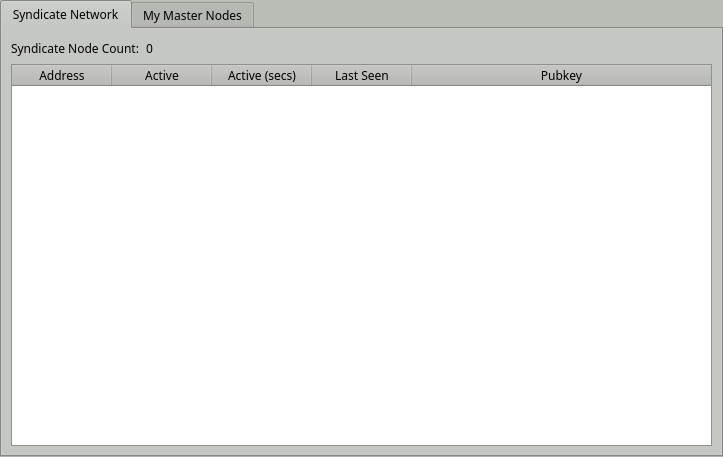
Old version of the form src/qt/forms/masternodemanager.ui in the repository SyndicateCash/SyndicateCash.
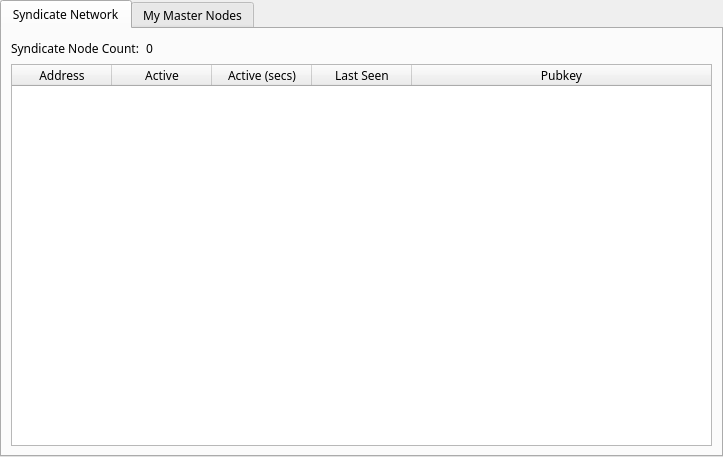
New version of the form.

Patch:
```diff
--- a/src/qt/forms/masternodemanager.ui
+++ b/src/qt/forms/masternodemanager.ui
@@ -10,421 +10,6 @@
     <height>457</height>
    </rect>
   </property>
-  <property name="palette">
-   <palette>
-    <active>
-     <colorrole role="WindowText">
-      <brush brushstyle="SolidPattern">
-       <color alpha="255">
-        <red>0</red>
-        <green>0</green>
-        <blue>0</blue>
-       </color>
-      </brush>
-     </colorrole>
-     <colorrole role="Button">
-      <brush brushstyle="SolidPattern">
-       <color alpha="255">
-        <red>186</red>
-        <green>189</green>
-        <blue>182</blue>
-       </color>
-      </brush>
-     </colorrole>
-     <colorrole role="Light">
-      <brush brushstyle="SolidPattern">
-       <color alpha="255">
-        <red>255</red>
-        <green>255</green>
-        <blue>255</blue>
-       </color>
-      </brush>
-     </colorrole>
-     <colorrole role="Midlight">
-      <brush brushstyle="SolidPattern">
-       <color alpha="255">
-        <red>220</red>
-        <green>222</green>
-        <blue>218</blue>
-       </color>
-      </brush>
-     </colorrole>
-     <colorrole role="Dark">
-      <brush brushstyle="SolidPattern">
-       <color alpha="255">
-        <red>93</red>
-        <green>94</green>
-        <blue>91</blue>
-       </color>
-      </brush>
-     </colorrole>
-     <colorrole role="Mid">
-      <brush brushstyle="SolidPattern">
-       <color alpha="255">
-        <red>124</red>
-        <green>126</green>
-        <blue>121</blue>
-       </color>
-      </brush>
-     </colorrole>
-     <colorrole role="Text">
-      <brush brushstyle="SolidPattern">
-       <color alpha="255">
-        <red>0</red>
-        <green>0</green>
-        <blue>0</blue>
-       </color>
-      </brush>
-     </colorrole>
-     <colorrole role="BrightText">
-      <brush brushstyle="SolidPattern">
-       <color alpha="255">
-        <red>255</red>
-        <green>255</green>
-        <blue>255</blue>
-       </color>
-      </brush>
-     </colorrole>
-     <colorrole role="ButtonText">
-      <brush brushstyle="SolidPattern">
-       <color alpha="255">
-        <red>0</red>
-        <green>0</green>
-        <blue>0</blue>
-       </color>
-      </brush>
-     </colorrole>
-     <colorrole role="Base">
-      <brush brushstyle="SolidPattern">
-       <color alpha="255">
-        <red>255</red>
-        <green>255</green>
-        <blue>255</blue>
-       </color>
-      </brush>
-     </colorrole>
-     <colorrole role="Window">
-      <brush brushstyle="SolidPattern">
-       <color alpha="255">
-        <red>186</red>
-        <green>189</green>
-        <blue>182</blue>
-       </color>
-      </brush>
-     </colorrole>
-     <colorrole role="Shadow">
-      <brush brushstyle="SolidPattern">
-       <color alpha="255">
-        <red>0</red>
-        <green>0</green>
-        <blue>0</blue>
-       </color>
-      </brush>
-     </colorrole>
-     <colorrole role="AlternateBase">
-      <brush brushstyle="SolidPattern">
-       <color alpha="255">
-        <red>220</red>
-        <green>222</green>
-        <blue>218</blue>
-       </color>
-      </brush>
-     </colorrole>
-     <colorrole role="ToolTipBase">
-      <brush brushstyle="SolidPattern">
-       <color alpha="255">
-        <red>255</red>
-        <green>255</green>
-        <blue>220</blue>
-       </color>
-      </brush>
-     </colorrole>
-     <colorrole role="ToolTipText">
-      <brush brushstyle="SolidPattern">
-       <color alpha="255">
-        <red>0</red>
-        <green>0</green>
-        <blue>0</blue>
-       </color>
-      </brush>
-     </colorrole>
-    </active>
-    <inactive>
-     <colorrole role="WindowText">
-      <brush brushstyle="SolidPattern">
-       <color alpha="255">
-        <red>0</red>
-        <green>0</green>
-        <blue>0</blue>
-       </color>
-      </brush>
-     </colorrole>
-     <colorrole role="Button">
-      <brush brushstyle="SolidPattern">
-       <color alpha="255">
-        <red>186</red>
-        <green>189</green>
-        <blue>182</blue>
-       </color>
-      </brush>
-     </colorrole>
-     <colorrole role="Light">
-      <brush brushstyle="SolidPattern">
-       <color alpha="255">
-        <red>255</red>
-        <green>255</green>
-        <blue>255</blue>
-       </color>
-      </brush>
-     </colorrole>
-     <colorrole role="Midlight">
-      <brush brushstyle="SolidPattern">
-       <color alpha="255">
-        <red>220</red>
-        <green>222</green>
-        <blue>218</blue>
-       </color>
-      </brush>
-     </colorrole>
-     <colorrole role="Dark">
-      <brush brushstyle="SolidPattern">
-       <color alpha="255">
-        <red>93</red>
-        <green>94</green>
-        <blue>91</blue>
-       </color>
-      </brush>
-     </colorrole>
-     <colorrole role="Mid">
-      <brush brushstyle="SolidPattern">
-       <color alpha="255">
-        <red>124</red>
-        <green>126</green>
-        <blue>121</blue>
-       </color>
-      </brush>
-     </colorrole>
-     <colorrole role="Text">
-      <brush brushstyle="SolidPattern">
-       <color alpha="255">
-        <red>0</red>
-        <green>0</green>
-        <blue>0</blue>
-       </color>
-      </brush>
-     </colorrole>
-     <colorrole role="BrightText">
-      <brush brushstyle="SolidPattern">
-       <color alpha="255">
-        <red>255</red>
-        <green>255</green>
-        <blue>255</blue>
-       </color>
-      </brush>
-     </colorrole>
-     <colorrole role="ButtonText">
-      <brush brushstyle="SolidPattern">
-       <color alpha="255">
-        <red>0</red>
-        <green>0</green>
-        <blue>0</blue>
-       </color>
-      </brush>
-     </colorrole>
-     <colorrole role="Base">
-      <brush brushstyle="SolidPattern">
-       <color alpha="255">
-        <red>255</red>
-        <green>255</green>
-        <blue>255</blue>
-       </color>
-      </brush>
-     </colorrole>
-     <colorrole role="Window">
-      <brush brushstyle="SolidPattern">
-       <color alpha="255">
-        <red>186</red>
-        <green>189</green>
-        <blue>182</blue>
-       </color>
-      </brush>
-     </colorrole>
-     <colorrole role="Shadow">
-      <brush brushstyle="SolidPattern">
-       <color alpha="255">
-        <red>0</red>
-        <green>0</green>
-        <blue>0</blue>
-       </color>
-      </brush>
-     </colorrole>
-     <colorrole role="AlternateBase">
-      <brush brushstyle="SolidPattern">
-       <color alpha="255">
-        <red>220</red>
-        <green>222</green>
-        <blue>218</blue>
-       </color>
-      </brush>
-     </colorrole>
-     <colorrole role="ToolTipBase">
-      <brush brushstyle="SolidPattern">
-       <color alpha="255">
-        <red>255</red>
-        <green>255</green>
-        <blue>220</blue>
-       </color>
-      </brush>
-     </colorrole>
-     <colorrole role="ToolTipText">
-      <brush brushstyle="SolidPattern">
-       <color alpha="255">
-        <red>0</red>
-        <green>0</green>
-        <blue>0</blue>
-       </color>
-      </brush>
-     </colorrole>
-    </inactive>
-    <disabled>
-     <colorrole role="WindowText">
-      <brush brushstyle="SolidPattern">
-       <color alpha="255">
-        <red>93</red>
-        <green>94</green>
-        <blue>91</blue>
-       </color>
-      </brush>
-     </colorrole>
-     <colorrole role="Button">
-      <brush brushstyle="SolidPattern">
-       <color alpha="255">
-        <red>186</red>
-        <green>189</green>
-        <blue>182</blue>
-       </color>
-      </brush>
-     </colorrole>
-     <colorrole role="Light">
-      <brush brushstyle="SolidPattern">
-       <color alpha="255">
-        <red>255</red>
-        <green>255</green>
-        <blue>255</blue>
-       </color>
-      </brush>
-     </colorrole>
-     <colorrole role="Midlight">
-      <brush brushstyle="SolidPattern">
-       <color alpha="255">
-        <red>220</red>
-        <green>222</green>
-        <blue>218</blue>
-       </color>
-      </brush>
-     </colorrole>
-     <colorrole role="Dark">
-      <brush brushstyle="SolidPattern">
-       <color alpha="255">
-        <red>93</red>
-        <green>94</green>
-        <blue>91</blue>
-       </color>
-      </brush>
-     </colorrole>
-     <colorrole role="Mid">
-      <brush brushstyle="SolidPattern">
-       <color alpha="255">
-        <red>124</red>
-        <green>126</green>
-        <blue>121</blue>
-       </color>
-      </brush>
-     </colorrole>
-     <colorrole role="Text">
-      <brush brushstyle="SolidPattern">
-       <color alpha="255">
-        <red>93</red>
-        <green>94</green>
-        <blue>91</blue>
-       </color>
-      </brush>
-     </colorrole>
-     <colorrole role="BrightText">
-      <brush brushstyle="SolidPattern">
-       <color alpha="255">
-        <red>255</red>
-        <green>255</green>
-        <blue>255</blue>
-       </color>
-      </brush>
-     </colorrole>
-     <colorrole role="ButtonText">
-      <brush brushstyle="SolidPattern">
-       <color alpha="255">
-        <red>93</red>
-        <green>94</green>
-        <blue>91</blue>
-       </color>
-      </brush>
-     </colorrole>
-     <colorrole role="Base">
-      <brush brushstyle="SolidPattern">
-       <color alpha="255">
-        <red>186</red>
-        <green>189</green>
-        <blue>182</blue>
-       </color>
-      </brush>
-     </colorrole>
-     <colorrole role="Window">
-      <brush brushstyle="SolidPattern">
-       <color alpha="255">
-        <red>186</red>
-        <green>189</green>
-        <blue>182</blue>
-       </color>
-      </brush>
-     </colorrole>
-     <colorrole role="Shadow">
-      <brush brushstyle="SolidPattern">
-       <color alpha="255">
-        <red>0</red>
-        <green>0</green>
-        <blue>0</blue>
-       </color>
-      </brush>
-     </colorrole>
-     <colorrole role="AlternateBase">
-      <brush brushstyle="SolidPattern">
-       <color alpha="255">
-        <red>186</red>
-        <green>189</green>
-        <blue>182</blue>
-       </color>
-      </brush>
-     </colorrole>
-     <colorrole role="ToolTipBase">
-      <brush brushstyle="SolidPattern">
-       <color alpha="255">
-        <red>255</red>
-        <green>255</green>
-        <blue>220</blue>
-       </color>
-      </brush>
-     </colorrole>
-     <colorrole role="ToolTipText">
-      <brush brushstyle="SolidPattern">
-       <color alpha="255">
-        <red>0</red>
-        <green>0</green>
-        <blue>0</blue>
-       </color>
-      </brush>
-     </colorrole>
-    </disabled>
-   </palette>
-  </property>
   <property name="font">
    <font>
     <family>Sawasdee</family>
```
